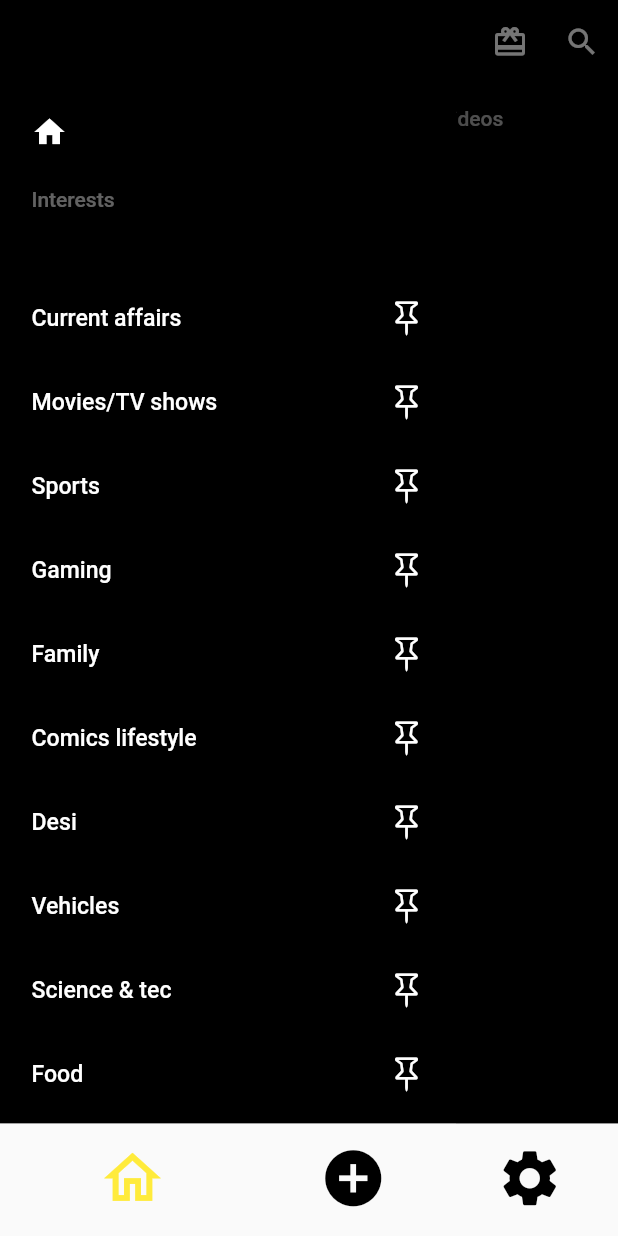
After one commit to zainshah412-eng/Meme, a Flutter app: the Main screen opened by its route, with the side drawer open, on a phone screen of 412 x 824 dp. The commit adds this screen. Run offline on Flutter 3.47's test engine with Material 2 defaults, Android fonts, the light colour scheme and no system bars.

Commit message:
Bottom Nav & Drawer & Tab Bar Added

```diff
--- a/lib/main.dart
+++ b/lib/main.dart
@@ -1,4 +1,5 @@
 import 'package:flutter/material.dart';
+import 'package:meme/screens/main.dart';
 import 'package:meme/screens/onboarding.dart';
 import 'package:meme/screens/splash.dart';
 import 'package:meme/utils/routes.dart';
@@ -21,6 +22,7 @@ class MyApp extends StatelessWidget {
         "/": (context) => OnBoarding(),
         MyRoutes.onborading: (context) => OnBoarding(),
         MyRoutes.splashRoute: (context) => Splash(),
+        MyRoutes.home: (context) => Main(),
       },
     );
   }
--- /dev/null
+++ b/lib/screens/add.dart
@@ -0,0 +1,17 @@
+import 'package:flutter/material.dart';
+
+class Add extends StatefulWidget {
+  const Add({super.key});
+
+  @override
+  State<Add> createState() => _AddState();
+}
+
+class _AddState extends State<Add> {
+  @override
+  Widget build(BuildContext context) {
+    return Container(
+      color: Colors.black,
+    );
+  }
+}
--- /dev/null
+++ b/lib/screens/gifs.dart
@@ -0,0 +1,17 @@
+import 'package:flutter/material.dart';
+
+class Gifs extends StatefulWidget {
+  const Gifs({super.key});
+
+  @override
+  State<Gifs> createState() => _GifsState();
+}
+
+class _GifsState extends State<Gifs> {
+  @override
+  Widget build(BuildContext context) {
+    return Container(
+      color: Colors.yellow,
+    );
+  }
+}
--- /dev/null
+++ b/lib/screens/home.dart
@@ -0,0 +1,54 @@
+import 'package:flutter/material.dart';
+import 'package:meme/screens/trending.dart';
+import 'package:meme/screens/videos.dart';
+
+import '../widgets/drawer.dart';
+import 'gifs.dart';
+import 'latest.dart';
+
+class Home extends StatefulWidget {
+  const Home({super.key});
+
+  @override
+  State<Home> createState() => _HomeState();
+}
+
+class _HomeState extends State<Home> {
+  @override
+  Widget build(BuildContext context) {
+    return DefaultTabController(
+      length: 4,
+      child: Scaffold(
+        appBar: AppBar(
+          backgroundColor: Colors.black,
+          actions: [
+            IconButton(onPressed: () {}, icon: Icon(Icons.wallet_giftcard)),
+            IconButton(onPressed: () {}, icon: Icon(Icons.search)),
+          ],
+          bottom: TabBar(
+            isScrollable: true,
+            indicator: BoxDecoration(
+              borderRadius: BorderRadius.circular(50), // Creates border
+              color: Colors.yellow,
+            ),
+            tabs: [
+              Tab(text: "Trending"),
+              Tab(text: "Latest"),
+              Tab(text: "Gifs"),
+              Tab(text: "Videos"),
+            ],
+          ),
+        ),
+        body: TabBarView(
+          children: [
+            Trending(),
+            Latest(),
+            Gifs(),
+            Videos(),
+          ],
+        ),
+        drawer: MyDrawer(),
+      ),
+    );
+  }
+}
--- /dev/null
+++ b/lib/screens/latest.dart
@@ -0,0 +1,17 @@
+import 'package:flutter/material.dart';
+
+class Latest extends StatefulWidget {
+  const Latest({super.key});
+
+  @override
+  State<Latest> createState() => _LatestState();
+}
+
+class _LatestState extends State<Latest> {
+  @override
+  Widget build(BuildContext context) {
+    return Container(
+      color: Colors.blueGrey,
+    );
+  }
+}
--- /dev/null
+++ b/lib/screens/main.dart
@@ -0,0 +1,65 @@
+import 'package:flutter/material.dart';
+import 'package:meme/screens/gifs.dart';
+import 'package:meme/screens/home.dart';
+import 'package:meme/screens/latest.dart';
+import 'package:meme/screens/settings.dart';
+import 'package:meme/screens/trending.dart';
+import 'package:meme/screens/videos.dart';
+
+import '../widgets/drawer.dart';
+import 'add.dart';
+import 'onboarding.dart';
+
+class Main extends StatefulWidget {
+  const Main({super.key});
+
+  @override
+  State<Main> createState() => _MainState();
+}
+
+class _MainState extends State<Main> {
+  int _selectedIndex = 0;
+  static const List<Widget> _pages = <Widget>[Home(), Add(), Settings()];
+
+  @override
+  Widget build(BuildContext context) {
+    return Scaffold(
+      backgroundColor: Colors.black,
+      body: Center(
+        child: _pages.elementAt(_selectedIndex),
+      ),
+      bottomNavigationBar: BottomNavigationBar(
+        backgroundColor: Colors.black,
+        elevation: 0,
+        iconSize: 45,
+        selectedItemColor: Colors.yellow,
+        unselectedItemColor: Colors.black,
+        showSelectedLabels: false,
+        showUnselectedLabels: false,
+        type: BottomNavigationBarType.shifting,
+        items: const <BottomNavigationBarItem>[
+          BottomNavigationBarItem(
+            icon: Icon(Icons.home_outlined),
+            label: 'Home',
+          ),
+          BottomNavigationBarItem(
+            icon: Icon(Icons.add_circle),
+            label: 'Add',
+          ),
+          BottomNavigationBarItem(
+            icon: Icon(Icons.settings),
+            label: 'Settings',
+          ),
+        ],
+        currentIndex: _selectedIndex,
+        onTap: _onItemTapped,
+      ),
+    );
+  }
+
+  void _onItemTapped(int index) {
+    setState(() {
+      _selectedIndex = index;
+    });
+  }
+}
--- a/lib/screens/onboarding.dart
+++ b/lib/screens/onboarding.dart
@@ -1,4 +1,5 @@
 import 'package:flutter/material.dart';
+import 'package:meme/utils/routes.dart';
 
 import '../widgets/onboarding_contents.dart';
 import '../widgets/size_config.dart';
@@ -103,6 +104,26 @@ class _OnBoardingState extends State<OnBoarding> {
                             textAlign: TextAlign.center,
                           ),
                           const SizedBox(height: 60),
+                          // Row(
+                          //   mainAxisAlignment: MainAxisAlignment.center,
+                          //   children: List.generate(
+                          //     contents.length,
+                          //     (int index) => _buildDots(
+                          //       index: index,
+                          //     ),
+                          //   ),
+                          // ),
+                        ],
+                      ),
+                    );
+                  },
+                ),
+              ),
+              Expanded(
+                flex: 1,
+                child: Column(
+                  mainAxisAlignment: MainAxisAlignment.spaceBetween,
+                  children: [
                     Row(
                       mainAxisAlignment: MainAxisAlignment.center,
                       children: List.generate(
@@ -112,53 +133,32 @@ class _OnBoardingState extends State<OnBoarding> {
                         ),
                       ),
                     ),
+                    _currentPage + 1 == contents.length
+                        ? Padding(
+                            padding: const EdgeInsets.all(30),
+                            child: ElevatedButton(
+                              onPressed: () {
+                                Navigator.pushNamed(context, MyRoutes.home);
+                              },
+                              child: const Text(
+                                "skip",
+                                style: TextStyle(color: Colors.black),
+                              ),
+                              style: ElevatedButton.styleFrom(
+                                backgroundColor: Colors.yellow,
+                                shape: RoundedRectangleBorder(
+                                  borderRadius: BorderRadius.circular(50),
+                                ),
+                                textStyle: TextStyle(fontSize: 17),
+                              ),
+                            ),
+                          )
+                        : Padding(
+                            padding: const EdgeInsets.all(30),
+                          )
                   ],
                 ),
-                    );
-                  },
               ),
-              ),
-              // Expanded(
-              //   flex: 1,
-              //   child: Column(
-              //     mainAxisAlignment: MainAxisAlignment.spaceBetween,
-              //     children: [
-              //       Row(
-              //         mainAxisAlignment: MainAxisAlignment.center,
-              //         children: List.generate(
-              //           contents.length,
-              //           (int index) => _buildDots(
-              //             index: index,
-              //           ),
-              //         ),
-              //       ),
-              //       _currentPage + 1 == contents.length
-              //           ? Padding(
-              //               padding: const EdgeInsets.all(30),
-              //               child: ElevatedButton(
-              //                 onPressed: () {},
-              //                 child: const Text("START"),
-              //                 style: ElevatedButton.styleFrom(
-              //                   backgroundColor: Colors.yellow,
-              //                   shape: RoundedRectangleBorder(
-              //                     borderRadius: BorderRadius.circular(50),
-              //                   ),
-              //                   padding: (width <= 550)
-              //                       ? const EdgeInsets.symmetric(
-              //                           horizontal: 100, vertical: 20)
-              //                       : EdgeInsets.symmetric(
-              //                           horizontal: width * 0.2, vertical: 25),
-              //                   textStyle: TextStyle(
-              //                       fontSize: (width <= 550) ? 13 : 17),
-              //                 ),
-              //               ),
-              //             )
-              //           : Padding(
-              //               padding: const EdgeInsets.all(30),
-              //             )
-              //     ],
-              //   ),
-              // ),
             ],
           ),
         ),
--- /dev/null
+++ b/lib/screens/settings.dart
@@ -0,0 +1,17 @@
+import 'package:flutter/material.dart';
+
+class Settings extends StatefulWidget {
+  const Settings({super.key});
+
+  @override
+  State<Settings> createState() => _SettingsState();
+}
+
+class _SettingsState extends State<Settings> {
+  @override
+  Widget build(BuildContext context) {
+    return Container(
+      color: Colors.black,
+    );
+  }
+}
--- /dev/null
+++ b/lib/screens/trending.dart
@@ -0,0 +1,17 @@
+import 'package:flutter/material.dart';
+
+class Trending extends StatefulWidget {
+  const Trending({super.key});
+
+  @override
+  State<Trending> createState() => _TrendingState();
+}
+
+class _TrendingState extends State<Trending> {
+  @override
+  Widget build(BuildContext context) {
+    return Container(
+      color: Colors.black,
+    );
+  }
+}
--- /dev/null
+++ b/lib/screens/videos.dart
@@ -0,0 +1,17 @@
+import 'package:flutter/material.dart';
+
+class Videos extends StatefulWidget {
+  const Videos({super.key});
+
+  @override
+  State<Videos> createState() => _VideosState();
+}
+
+class _VideosState extends State<Videos> {
+  @override
+  Widget build(BuildContext context) {
+    return Container(
+      color: Colors.white38,
+    );
+  }
+}
--- a/lib/utils/routes.dart
+++ b/lib/utils/routes.dart
@@ -3,4 +3,5 @@ import 'package:flutter/material.dart';
 class MyRoutes {
   static String splashRoute = "/splash";
   static String onborading = "/onboarding";
+  static String home = "/home";
 }
--- /dev/null
+++ b/lib/widgets/drawer.dart
@@ -0,0 +1,208 @@
+import 'package:flutter/cupertino.dart';
+import 'package:flutter/material.dart';
+
+class MyDrawer extends StatelessWidget {
+  const MyDrawer({super.key});
+
+  @override
+  Widget build(BuildContext context) {
+    return Drawer(
+      child: Container(
+        color: Colors.black,
+        child: Padding(
+          padding: const EdgeInsets.all(5.0),
+          child: ListView(
+            children: [
+              DrawerHeader(
+                padding: EdgeInsets.only(left: 16, top: 28),
+                margin: EdgeInsets.only(top: 18),
+                child: Column(
+                  // mainAxisAlignment: MainAxisAlignment.start,
+                  crossAxisAlignment: CrossAxisAlignment.start,
+                  children: [
+                    SizedBox(
+                      height: 25,
+                    ),
+                    Icon(
+                      Icons.home,
+                      color: Colors.white,
+                    ),
+                    SizedBox(
+                      height: 25,
+                    ),
+                    Text(
+                      "Interests",
+                      style: TextStyle(
+                        color: Colors.white38,
+                      ),
+                      textAlign: TextAlign.start,
+                    )
+                  ],
+                ),
+              ),
+              ListTile(
+                trailing: Icon(
+                  CupertinoIcons.pin,
+                  color: Colors.white,
+                ),
+                title: Text(
+                  "Current affairs",
+                  textScaleFactor: 1.1,
+                  style: TextStyle(color: Colors.white),
+                ),
+              ),
+              ListTile(
+                trailing: Icon(
+                  CupertinoIcons.pin,
+                  color: Colors.white,
+                ),
+                title: Text(
+                  "Movies/TV shows",
+                  textScaleFactor: 1.1,
+                  style: TextStyle(color: Colors.white),
+                ),
+              ),
+              ListTile(
+                trailing: Icon(
+                  CupertinoIcons.pin,
+                  color: Colors.white,
+                ),
+                title: Text(
+                  "Sports",
+                  textScaleFactor: 1.1,
+                  style: TextStyle(color: Colors.white),
+                ),
+              ),
+              ListTile(
+                trailing: Icon(
+                  CupertinoIcons.pin,
+                  color: Colors.white,
+                ),
+                title: Text(
+                  "Gaming",
+                  textScaleFactor: 1.1,
+                  style: TextStyle(color: Colors.white),
+                ),
+              ),
+              ListTile(
+                trailing: Icon(
+                  CupertinoIcons.pin,
+                  color: Colors.white,
+                ),
+                title: Text(
+                  "Family",
+                  textScaleFactor: 1.1,
+                  style: TextStyle(color: Colors.white),
+                ),
+              ),
+              ListTile(
+                trailing: Icon(
+                  CupertinoIcons.pin,
+                  color: Colors.white,
+                ),
+                title: Text(
+                  "Comics lifestyle",
+                  textScaleFactor: 1.1,
+                  style: TextStyle(color: Colors.white),
+                ),
+              ),
+              ListTile(
+                trailing: Icon(
+                  CupertinoIcons.pin,
+                  color: Colors.white,
+                ),
+                title: Text(
+                  "Desi",
+                  textScaleFactor: 1.1,
+                  style: TextStyle(color: Colors.white),
+                ),
+              ),
+              ListTile(
+                trailing: Icon(
+                  CupertinoIcons.pin,
+                  color: Colors.white,
+                ),
+                title: Text(
+                  "Vehicles",
+                  textScaleFactor: 1.1,
+                  style: TextStyle(color: Colors.white),
+                ),
+              ),
+              ListTile(
+                trailing: Icon(
+                  CupertinoIcons.pin,
+                  color: Colors.white,
+                ),
+                title: Text(
+                  "Science & tec",
+                  textScaleFactor: 1.1,
+                  style: TextStyle(color: Colors.white),
+                ),
+              ),
+              ListTile(
+                trailing: Icon(
+                  CupertinoIcons.pin,
+                  color: Colors.white,
+                ),
+                title: Text(
+                  "Food",
+                  textScaleFactor: 1.1,
+                  style: TextStyle(color: Colors.white),
+                ),
+              ),
+              ListTile(
+                trailing: Icon(
+                  CupertinoIcons.pin,
+                  color: Colors.white,
+                ),
+                title: Text(
+                  "Superhero",
+                  textScaleFactor: 1.1,
+                  style: TextStyle(color: Colors.white),
+                ),
+              ),
+              ListTile(
+                trailing: Icon(
+                  CupertinoIcons.pin,
+                  color: Colors.white,
+                ),
+                title: Text(
+                  "Crypto",
+                  textScaleFactor: 1.1,
+                  style: TextStyle(color: Colors.white),
+                ),
+              ),
+              ListTile(
+                trailing: Icon(
+                  CupertinoIcons.pin,
+                  color: Colors.white,
+                ),
+                title: Text(
+                  "Animals",
+                  textScaleFactor: 1.1,
+                  style: TextStyle(color: Colors.white),
+                ),
+              ),
+              // Divider(color: Colors.white38),
+              Padding(
+                padding: EdgeInsets.only(left: 14, right: 203),
+                child: Container(
+                  height: 2.0,
+                  width: 12.0,
+                  color: Colors.white38,
+                ),
+              ),
+              ListTile(
+                title: Text(
+                  "Missing Interestrs?",
+                  textScaleFactor: 1.1,
+                  style: TextStyle(color: Colors.white38),
+                ),
+              ),
+            ],
+          ),
+        ),
+      ),
+    );
+  }
+}
```
Also changed, not shown: assets/images/home_ic.png (added). Lines whose indentation alone changed are shown as unchanged.
